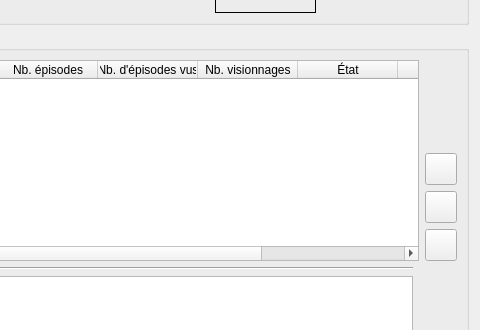
Qt form src/ui/tabs/full_list_tab.ui (seigneurfuo/MyAnimeManager3) before a commit; both pictures show x 426 to 906 and y 167 to 497 of the 906 by 695 pixel window.
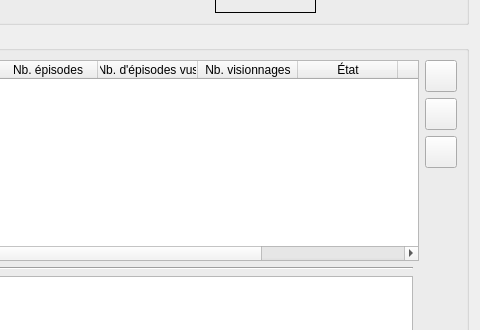
The same form after that commit. Icons and pictures are not drawn.

Commit message: Supression de la note à coté des boutons dans l'édition d'une série: n'est plus utile depuis que l'affichage passe par un tableau.

Diff of the .ui file:
```diff
--- a/src/ui/tabs/full_list_tab.ui
+++ b/src/ui/tabs/full_list_tab.ui
@@ -335,46 +335,8 @@
         </column>
        </widget>
       </item>
-      <item row="1" column="2">
+      <item row="1" column="2" rowspan="2">
        <layout class="QVBoxLayout" name="verticalLayout_2">
-        <item>
-         <spacer name="verticalSpacer">
-          <property name="orientation">
-           <enum>Qt::Vertical</enum>
-          </property>
-          <property name="sizeHint" stdset="0">
-           <size>
-            <width>20</width>
-            <height>40</height>
-           </size>
-          </property>
-         </spacer>
-        </item>
-        <item>
-         <widget class="QLabel" name="label_4">
-          <property name="minimumSize">
-           <size>
-            <width>32</width>
-            <height>32</height>
-           </size>
-          </property>
-          <property name="maximumSize">
-           <size>
-            <width>32</width>
-            <height>32</height>
-           </size>
-          </property>
-          <property name="text">
-           <string/>
-          </property>
-          <property name="scaledContents">
-           <bool>true</bool>
-          </property>
-          <property name="alignment">
-           <set>Qt::AlignCenter</set>
-          </property>
-         </widget>
-        </item>
         <item>
          <widget class="QPushButton" name="add_season_button">
           <property name="minimumSize">
@@ -444,6 +406,19 @@
           </property>
          </widget>
         </item>
+        <item>
+         <spacer name="verticalSpacer">
+          <property name="orientation">
+           <enum>Qt::Vertical</enum>
+          </property>
+          <property name="sizeHint" stdset="0">
+           <size>
+            <width>20</width>
+            <height>40</height>
+           </size>
+          </property>
+         </spacer>
+        </item>
        </layout>
       </item>
       <item row="2" column="0">
```
Left out of the diff: 20 changed lines with no effect on the pictures. The commit also changes 1 other file.
